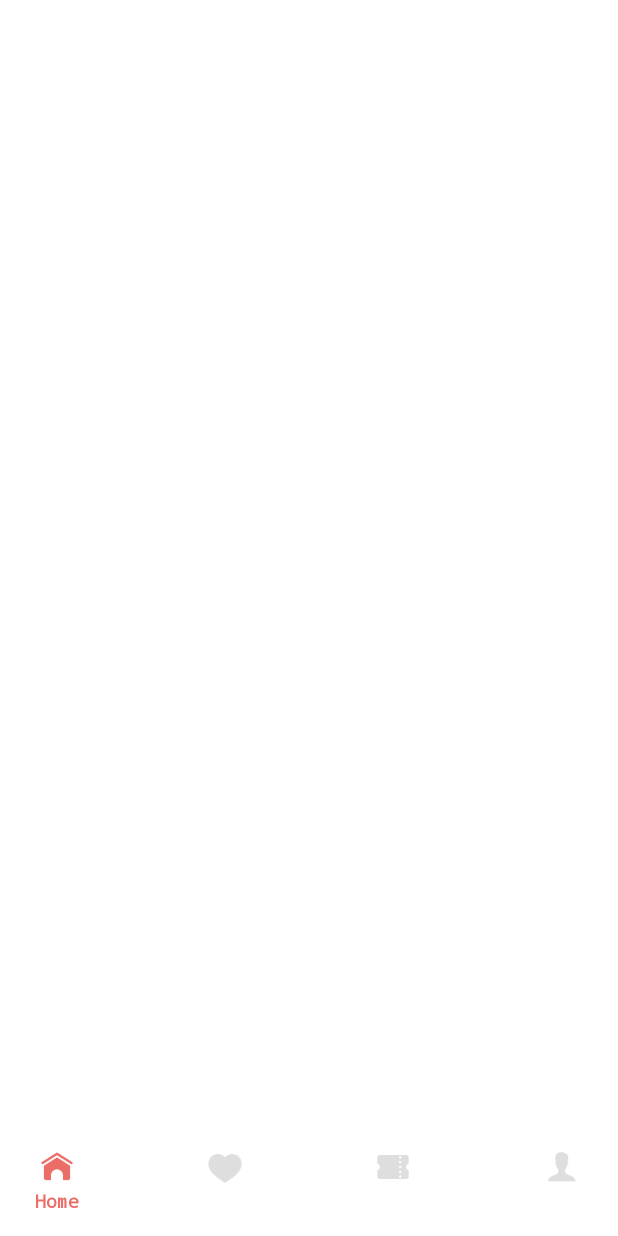
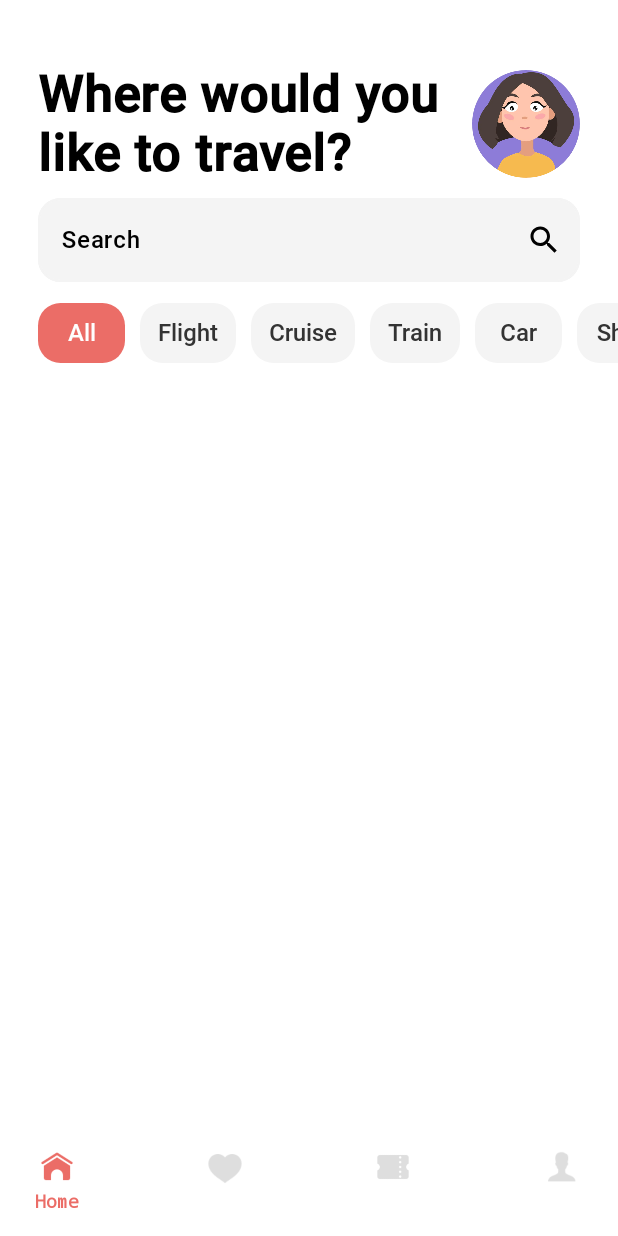
Before and after one commit to Aliza-sh/aliza-composes, an Android app built with Jetpack Compose: the TourismActivity screen opened directly, with no data from a screen before it, on a phone screen of 412 x 824 dp. Before the commit the screen is almost empty. Run offline under Robolectric (Android 15) with nearby library versions, the phone set to English and light mode, and no system bars.

Commit message:
Tourism Compose: HomeScreen: Step: add Resource,TourismScreen,HeaderWidget,FilterWidget,SearchWidget,HomeScreen Note: 1-Design of the upper part of HomeScreen..

```diff
--- a/app/src/main/java/com/aliza/alizacomposes/tourism/ui/screens/TourismScreen.kt
+++ b/app/src/main/java/com/aliza/alizacomposes/tourism/ui/screens/TourismScreen.kt
@@ -11,6 +11,7 @@ import androidx.navigation.compose.NavHost
 import androidx.navigation.compose.composable
 import androidx.navigation.compose.rememberNavController
 import com.aliza.alizacomposes.tourism.ui.components.BottomBar
+import com.aliza.alizacomposes.tourism.ui.screens.home.HomeScreen
 
 @Composable
 fun TourismScreen() {
@@ -36,13 +37,13 @@ fun TourismScreen() {
 }
 
 @Composable
-fun Navigation(navController: NavHostController, modifier: Modifier = Modifier) {
+fun Navigation(navController: NavHostController, modifier: Modifier) {
 
     NavHost(
         navController = navController,
         startDestination = "home",
     ) {
-        composable("home") {}
+        composable("home") {HomeScreen()}
         composable("favorite") {}
         composable("tickets") {}
         composable("reels") {}
--- /dev/null
+++ b/app/src/main/java/com/aliza/alizacomposes/tourism/ui/screens/home/FilterWidget.kt
@@ -0,0 +1,67 @@
+package com.aliza.alizacomposes.tourism.ui.screens.home
+
+import androidx.compose.foundation.isSystemInDarkTheme
+import androidx.compose.foundation.layout.PaddingValues
+import androidx.compose.foundation.layout.Spacer
+import androidx.compose.foundation.layout.width
+import androidx.compose.foundation.lazy.LazyRow
+import androidx.compose.foundation.shape.RoundedCornerShape
+import androidx.compose.material3.ButtonDefaults
+import androidx.compose.material3.Text
+import androidx.compose.material3.TextButton
+import androidx.compose.runtime.Composable
+import androidx.compose.runtime.getValue
+import androidx.compose.runtime.mutableIntStateOf
+import androidx.compose.runtime.remember
+import androidx.compose.runtime.setValue
+import androidx.compose.ui.Modifier
+import androidx.compose.ui.text.TextStyle
+import androidx.compose.ui.text.font.Font
+import androidx.compose.ui.text.font.FontFamily
+import androidx.compose.ui.text.font.FontWeight
+import androidx.compose.ui.tooling.preview.Preview
+import androidx.compose.ui.unit.dp
+import androidx.compose.ui.unit.sp
+import com.aliza.alizacomposes.R
+import com.aliza.alizacomposes.tourism.ui.theme.AppDarkGray
+import com.aliza.alizacomposes.tourism.ui.theme.AppLightGray
+import com.aliza.alizacomposes.tourism.ui.theme.AppRed
+import com.aliza.alizacomposes.tourism.ui.theme.AppWhite
+
+@Composable
+fun FilterWidget(filterList: List<String>) {
+
+    var selectedFilterIndex by remember { mutableIntStateOf(0) }
+    val containerColor = if (isSystemInDarkTheme()) AppDarkGray else AppLightGray
+    val contentColor = if (isSystemInDarkTheme()) AppLightGray else AppDarkGray
+
+    LazyRow(contentPadding = PaddingValues(horizontal = 25.dp)) {
+        items(filterList.size) { index ->
+            TextButton(
+                onClick = { selectedFilterIndex = index },
+                colors = ButtonDefaults.textButtonColors(
+                    containerColor = if (selectedFilterIndex == index) AppRed else containerColor,
+                    contentColor = if (selectedFilterIndex == index) AppWhite else contentColor
+                ),
+                shape = RoundedCornerShape(15.dp)
+            ) {
+                Text(
+                    text = filterList[index],
+                    style = TextStyle(
+                        fontFamily = FontFamily(Font(R.font.roboto)),
+                        fontWeight = FontWeight.Normal,
+                        fontSize = 16.sp,
+                    )
+                )
+            }
+            Spacer(modifier = Modifier.width(10.dp))
+        }
+    }
+}
+
+@Preview
+@Composable
+fun FilterWidgetPrev() {
+    val filterList = listOf("All", "Flight", "Cruise", "Train", "Car", "Ship")
+    FilterWidget(filterList)
+}
--- /dev/null
+++ b/app/src/main/java/com/aliza/alizacomposes/tourism/ui/screens/home/HeaderWidget.kt
@@ -0,0 +1,43 @@
+package com.aliza.alizacomposes.tourism.ui.screens.home
+
+import androidx.compose.foundation.Image
+import androidx.compose.foundation.layout.Arrangement
+import androidx.compose.foundation.layout.Row
+import androidx.compose.foundation.layout.fillMaxWidth
+import androidx.compose.foundation.layout.padding
+import androidx.compose.foundation.shape.RoundedCornerShape
+import androidx.compose.material3.Text
+import androidx.compose.runtime.Composable
+import androidx.compose.ui.Alignment
+import androidx.compose.ui.Modifier
+import androidx.compose.ui.draw.clip
+import androidx.compose.ui.res.painterResource
+import androidx.compose.ui.text.font.FontWeight
+import androidx.compose.ui.unit.dp
+import androidx.compose.ui.unit.sp
+import com.aliza.alizacomposes.R
+
+@Composable
+fun HeaderWidget() {
+    Row(
+        Modifier
+            .fillMaxWidth()
+            .padding(25.dp, 25.dp, 25.dp, 0.dp),
+        verticalAlignment = Alignment.CenterVertically,
+        horizontalArrangement = Arrangement.SpaceAround
+    ) {
+        Text(
+            text = "Where would you like to travel?",
+            fontSize = 34.sp,
+            fontWeight = FontWeight.Bold,
+            modifier = Modifier.weight(0.8f)
+        )
+        Image(
+            painter = painterResource(id = R.drawable.avatar),
+            contentDescription = "User Avatar",
+            modifier = Modifier
+                .weight(0.2f)
+                .clip(RoundedCornerShape(50))
+        )
+    }
+}
--- /dev/null
+++ b/app/src/main/java/com/aliza/alizacomposes/tourism/ui/screens/home/HomeScreen.kt
@@ -0,0 +1,31 @@
+package com.aliza.alizacomposes.tourism.ui.screens.home
+
+import androidx.compose.foundation.layout.Column
+import androidx.compose.foundation.layout.Spacer
+import androidx.compose.foundation.layout.fillMaxSize
+import androidx.compose.foundation.layout.height
+import androidx.compose.runtime.Composable
+import androidx.compose.ui.Modifier
+import androidx.compose.ui.tooling.preview.Preview
+import androidx.compose.ui.unit.dp
+
+@Composable
+fun HomeScreen() {
+
+    val filterList = listOf("All", "Flight", "Cruise", "Train", "Car", "Ship")
+
+    Column(modifier = Modifier.fillMaxSize()) {
+        Spacer(modifier = Modifier.height(18.dp))
+        HeaderWidget()
+        Spacer(modifier = Modifier.height(10.dp))
+        SearchWidget()
+        Spacer(modifier = Modifier.height(10.dp))
+        FilterWidget(filterList = filterList)
+    }
+}
+
+@Preview(showBackground = true)
+@Composable
+fun HomeScreenPrev() {
+    HomeScreen()
+}
--- /dev/null
+++ b/app/src/main/java/com/aliza/alizacomposes/tourism/ui/screens/home/SearchWidget.kt
@@ -0,0 +1,59 @@
+package com.aliza.alizacomposes.tourism.ui.screens.home
+
+import androidx.compose.foundation.isSystemInDarkTheme
+import androidx.compose.foundation.layout.fillMaxWidth
+import androidx.compose.foundation.layout.padding
+import androidx.compose.foundation.shape.RoundedCornerShape
+import androidx.compose.material.icons.Icons
+import androidx.compose.material.icons.filled.Search
+import androidx.compose.material3.Icon
+import androidx.compose.material3.OutlinedTextField
+import androidx.compose.material3.OutlinedTextFieldDefaults
+import androidx.compose.material3.Text
+import androidx.compose.runtime.Composable
+import androidx.compose.runtime.getValue
+import androidx.compose.runtime.mutableStateOf
+import androidx.compose.runtime.remember
+import androidx.compose.runtime.setValue
+import androidx.compose.ui.Modifier
+import androidx.compose.ui.draw.clip
+import androidx.compose.ui.tooling.preview.Preview
+import androidx.compose.ui.unit.dp
+import com.aliza.alizacomposes.tourism.ui.theme.AppDarkGray
+import com.aliza.alizacomposes.tourism.ui.theme.AppLightGray
+import com.aliza.alizacomposes.tourism.ui.theme.AppRed
+
+@Composable
+fun SearchWidget() {
+    var search by remember { mutableStateOf("") }
+    val color = if(isSystemInDarkTheme()) AppDarkGray else AppLightGray
+    OutlinedTextField(
+        value = search, onValueChange = { search = it },
+        modifier = Modifier
+            .fillMaxWidth()
+            .clip(RoundedCornerShape(15.dp))
+            .padding(25.dp, 0.dp, 25.dp, 0.dp),
+        placeholder = {
+            Text(text = "Search")
+        },
+        trailingIcon = {
+            Icon(imageVector = Icons.Default.Search, contentDescription = "Search")
+        },
+        colors = OutlinedTextFieldDefaults.colors(
+            focusedContainerColor = color,
+            disabledContainerColor = color,
+            unfocusedContainerColor = color,
+            focusedBorderColor = color,
+            unfocusedBorderColor = color,
+            cursorColor = AppRed
+        ),
+        shape = RoundedCornerShape(15.dp),
+        singleLine = true
+    )
+}
+
+@Preview
+@Composable
+fun SearchWidgetPrev(modifier: Modifier = Modifier) {
+    SearchWidget()
+}
--- a/app/src/main/java/com/aliza/alizacomposes/tourism/ui/theme/Theme.kt
+++ b/app/src/main/java/com/aliza/alizacomposes/tourism/ui/theme/Theme.kt
@@ -8,9 +8,11 @@ import androidx.compose.material3.lightColorScheme
 import androidx.compose.runtime.Composable
 import androidx.compose.ui.graphics.Color
 import androidx.compose.ui.text.TextStyle
+import androidx.compose.ui.text.font.Font
 import androidx.compose.ui.text.font.FontFamily
 import androidx.compose.ui.text.font.FontWeight
 import androidx.compose.ui.unit.sp
+import com.aliza.alizacomposes.R
 
 private val DarkColorScheme =
     darkColorScheme(
@@ -93,10 +95,9 @@ private val LightColorScheme = lightColorScheme(
 
 private val Typography = Typography(
     bodyLarge = TextStyle(
-        fontFamily = FontFamily.Default,
+        fontFamily = FontFamily(Font(R.font.roboto)),
         fontWeight = FontWeight.Normal,
         fontSize = 16.sp,
-        lineHeight = 24.sp,
         letterSpacing = 0.5.sp
     )
 )
```
Also changed, not shown: app/src/main/res/drawable/avatar.png (added), app/src/main/res/font/roboto.ttf (added).
